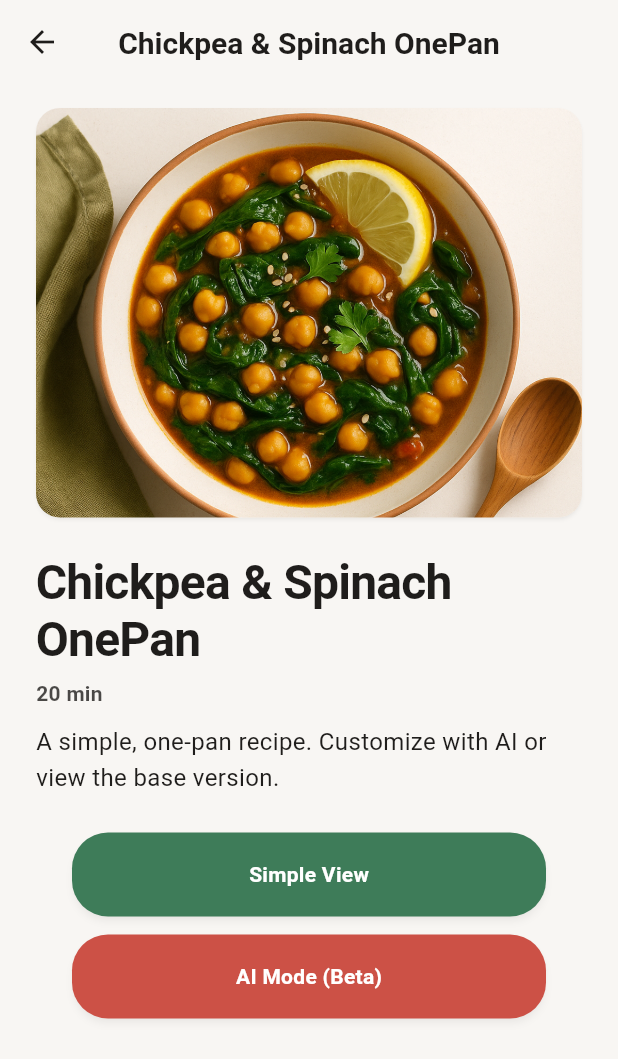
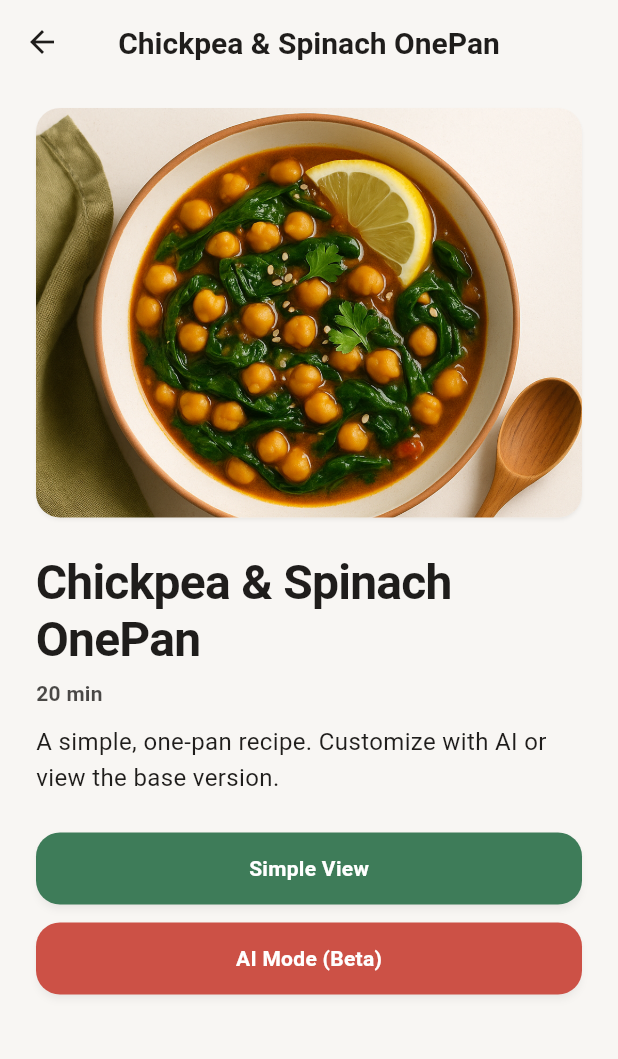
Before and after one commit to leafgreen-3/onepan, a Flutter app: the HomeScreen screen opened by its route, after a tap on "Chickpea & Spinach OnePan", on a phone screen of 412 x 824 dp. Shown: the top 1059 px of the screen. Run offline on Flutter 3.47's test engine with Material 3 defaults, Android fonts, the phone set to English and light mode, and no system bars; our stand-ins replace flutter_riverpod, get_it, go_router, shared_preferences; accounts and stored records are empty.

Commit message:
Some reverts

```diff
--- a/lib/features/recipe/recipe_mode_choice_screen.dart
+++ b/lib/features/recipe/recipe_mode_choice_screen.dart
@@ -9,32 +9,13 @@ import 'package:onepan/theme/tokens.dart';
 import 'package:onepan/ui/atoms/app_button.dart';
 import 'package:onepan/ui/atoms/empty_state.dart';
 
-class RecipeModeChoiceScreen extends ConsumerStatefulWidget {
+class RecipeModeChoiceScreen extends ConsumerWidget {
   const RecipeModeChoiceScreen({super.key, required this.recipeId});
 
   final String recipeId;
 
   @override
-  ConsumerState<RecipeModeChoiceScreen> createState() => _RecipeModeChoiceScreenState();
-}
-
-class _RecipeModeChoiceScreenState extends ConsumerState<RecipeModeChoiceScreen> {
-  bool _busy = false;
-
-  Future<void> _navigate(Future<void> Function() action) async {
-    if (_busy) return;
-    setState(() => _busy = true);
-    try {
-      await action();
-    } finally {
-      if (mounted) setState(() => _busy = false);
-    }
-  }
-
-  String get recipeId => widget.recipeId;
-
-  @override
-  Widget build(BuildContext context) {
+  Widget build(BuildContext context, WidgetRef ref) {
     final recipeAsync = ref.watch(recipeByIdProvider(recipeId));
     final scheme = Theme.of(context).colorScheme;
 
@@ -161,41 +142,21 @@ class _RecipeModeChoiceScreenState extends ConsumerState<RecipeModeChoiceScreen>
                   ),
                 ),
                 const SizedBox(height: AppSpacing.xl),
-                Padding(
-                  padding: const EdgeInsets.symmetric(horizontal: AppSpacing.xl),
-                  child: AppButton(
+                AppButton(
                   label: 'Simple View',
-                    onPressed: _busy
-                        ? null
-                        : () => _navigate(() async {
-                              context.pushReplacement(
-                                  '${Routes.recipe}/$recipeId/view?mode=simple');
-                            }),
+                  onPressed: () => context.pushReplacement('${Routes.recipe}/$recipeId/view?mode=simple'),
                   variant: AppButtonVariant.filled,
-                    role: AppButtonRole.primary,
                   size: AppButtonSize.lg,
-                    minHeight: AppSizes.buttonLg,
-                    radius: AppRadii.xl,
                   expand: true,
                 ),
-                ),
                 const SizedBox(height: AppSpacing.md),
-                Padding(
-                  padding: const EdgeInsets.symmetric(horizontal: AppSpacing.xl),
-                  child: AppButton(
+                AppButton(
                   label: 'AI Mode (Beta)',
-                    onPressed: _busy
-                        ? null
-                        : () => _navigate(() async {
-                              await context.push('${Routes.customize}/$recipeId');
-                            }),
+                  onPressed: () => context.push('${Routes.customize}/$recipeId'),
                   variant: AppButtonVariant.filled,
                   role: AppButtonRole.aiAccent,
                   size: AppButtonSize.lg,
-                    minHeight: AppSizes.buttonLg,
-                    radius: AppRadii.xl,
                   expand: true,
-                  ),
                 ),
               ],
             ),
--- a/lib/theme/tokens.dart
+++ b/lib/theme/tokens.dart
@@ -112,7 +112,6 @@ class AppRadii {
   static const double sm = 6.0;
   static const double md = 10.0;
   static const double lg = 16.0;
-  static const double xl = 24.0;
 }
 
 class AppElevation {
@@ -162,7 +161,6 @@ class AppSizes {
   // Minimum interactive target per accessibility guidance.
   static const double minTouchTarget = 48.0;
   static const double icon = 24.0;
-  static const double buttonLg = 56.0;
 }
 
 class AppThickness {
--- a/lib/ui/atoms/app_button.dart
+++ b/lib/ui/atoms/app_button.dart
@@ -16,8 +16,6 @@ class AppButton extends StatelessWidget {
     this.icon,
     this.loading = false,
     this.expand = false,
-    this.minHeight,
-    this.radius,
   });
 
   final String label;
@@ -28,8 +26,6 @@ class AppButton extends StatelessWidget {
   final Widget? icon;
   final bool loading;
   final bool expand;
-  final double? minHeight;
-  final double? radius;
 
   @override
   Widget build(BuildContext context) {
@@ -61,8 +57,8 @@ class AppButton extends StatelessWidget {
           horizontal: AppSpacing.xl, vertical: AppSpacing.md),
     };
 
-    final double minH = minHeight ?? AppSizes.minTouchTarget;
-    final BorderRadius r = BorderRadius.circular(radius ?? AppRadii.lg);
+    const double minHeight = AppSizes.minTouchTarget;
+    final BorderRadius radius = BorderRadius.circular(AppRadii.lg);
 
     final Widget content = AnimatedSwitcher(
       duration: AppDurations.fast,
@@ -92,10 +88,10 @@ class AppButton extends StatelessWidget {
     );
 
     final ButtonStyle baseStyle = ButtonStyle(
-      minimumSize: WidgetStatePropertyAll(Size(minH, minH)),
+      minimumSize: const WidgetStatePropertyAll(Size(minHeight, minHeight)),
       padding: WidgetStatePropertyAll(padding),
       shape: WidgetStatePropertyAll(
-        RoundedRectangleBorder(borderRadius: r),
+        RoundedRectangleBorder(borderRadius: radius),
       ),
       animationDuration: AppDurations.normal,
     );
```
Lines whose indentation alone changed are shown as unchanged.
